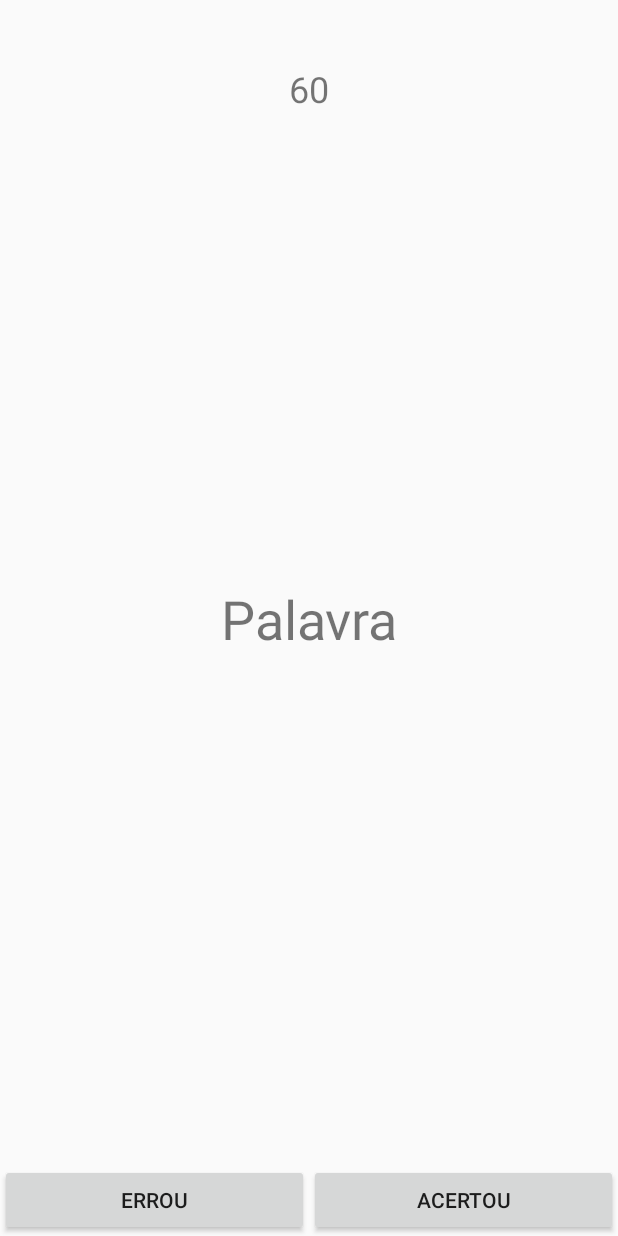
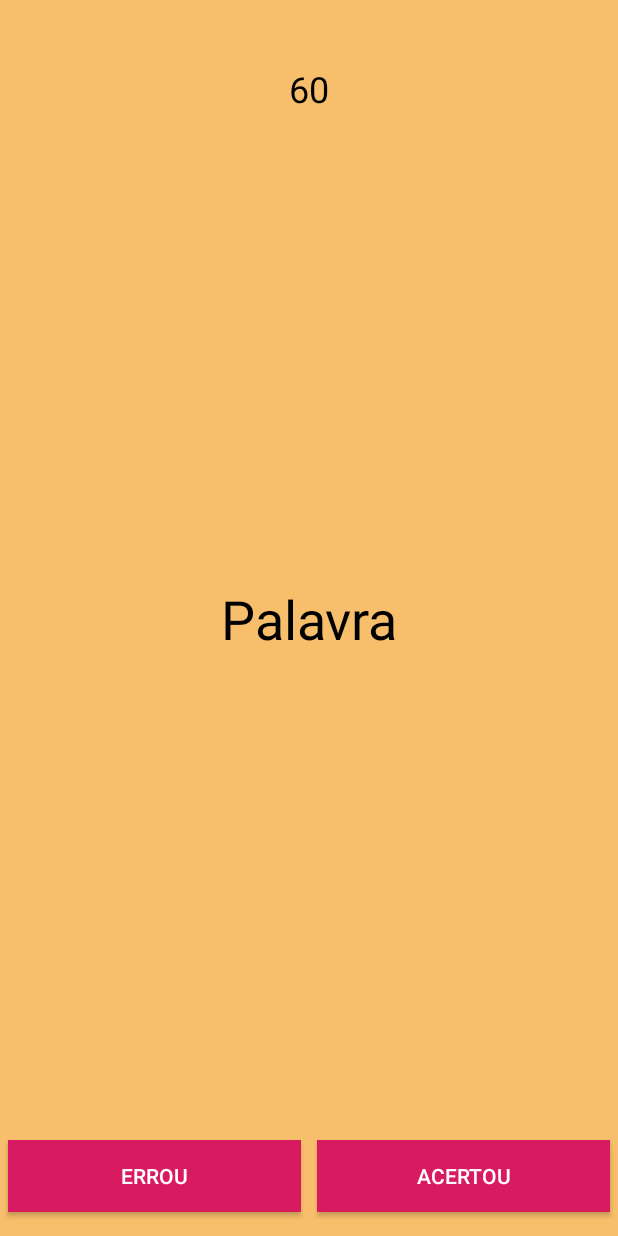
Before and after one commit to WilliamJonathan/micomimica, an Android app: the layout dialog_principal.xml on its own in the app's theme, with its tools: preview values and no code run, on a phone screen of 412 x 824 dp. Run offline under Robolectric (Android 15) with nearby library versions, the phone set to English and light mode, and no system bars.

Commit message:
Jonathan William

```diff
--- a/app/src/main/java/com/jtly/micomimica/activity/MainActivity.java
+++ b/app/src/main/java/com/jtly/micomimica/activity/MainActivity.java
@@ -44,7 +44,7 @@ public class MainActivity extends AppCompatActivity {
     @Override
     protected void onCreate(Bundle savedInstanceState) {
         super.onCreate(savedInstanceState);
-        setContentView(R.layout.activity_main);
+        setContentView(R.layout.activity_main2);
 
         //palavra = findViewById(R.id.txtPalavra);
         //timer = findViewById(R.id.txtTimer);
--- /dev/null
+++ b/app/src/main/res/drawable/bkg_dialog.xml
@@ -0,0 +1,5 @@
+<?xml version="1.0" encoding="utf-8"?>
+<shape xmlns:android="http://schemas.android.com/apk/res/android">
+    <solid
+        android:color="#F7BF6B"/>
+</shape>
--- a/app/src/main/res/layout/dialog_principal.xml
+++ b/app/src/main/res/layout/dialog_principal.xml
@@ -1,7 +1,8 @@
 <?xml version="1.0" encoding="utf-8"?>
 <LinearLayout xmlns:android="http://schemas.android.com/apk/res/android"
     android:orientation="vertical" android:layout_width="match_parent"
-    android:layout_height="match_parent">
+    android:layout_height="match_parent"
+    android:background="@drawable/bkg_dialog">
 
     <LinearLayout
         android:id="@+id/timer"
@@ -17,6 +18,7 @@
             android:layout_height="wrap_content"
             android:layout_gravity="center"
             android:gravity="center"
+            android:textColor="#000000"
             android:text="60"
             android:textSize="24sp" />
 
@@ -35,6 +37,7 @@
             android:layout_width="match_parent"
             android:layout_height="wrap_content"
             android:gravity="center"
+            android:textColor="#000000"
             android:text="Palavra"
             android:textSize="36sp" />
     </LinearLayout>
@@ -52,14 +55,20 @@
             android:layout_width="wrap_content"
             android:layout_height="wrap_content"
             android:layout_weight="1"
-            android:text="Errou" />
+            android:text="Errou"
+            android:background="@color/colorAccent"
+            android:textColor="#FFFFFF"
+            android:layout_margin="5dp"/>
 
         <Button
             android:id="@+id/btnAcertou"
             android:layout_width="wrap_content"
             android:layout_height="wrap_content"
             android:layout_weight="1"
-            android:text="Acertou" />
+            android:text="Acertou"
+            android:background="@color/colorAccent"
+            android:textColor="#FFFFFF"
+            android:layout_margin="5dp"/>
     </LinearLayout>
 
 </LinearLayout>
```
Also changed, not shown: app/src/main/res/drawable/bkg_botao_gerar.xml (added, +8 -0 lines), app/src/main/res/layout/activity_main2.xml (renamed from app/src/main/res/layout/activity_main.xml, +18 -18 lines).
